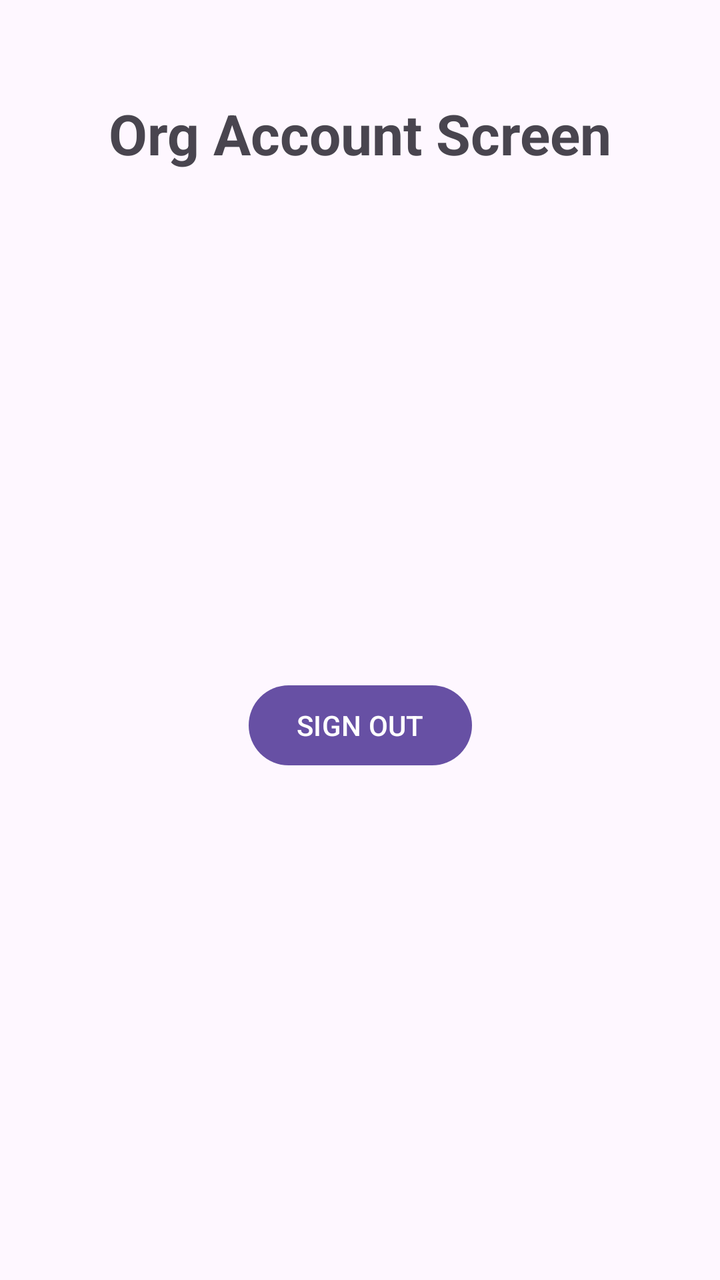
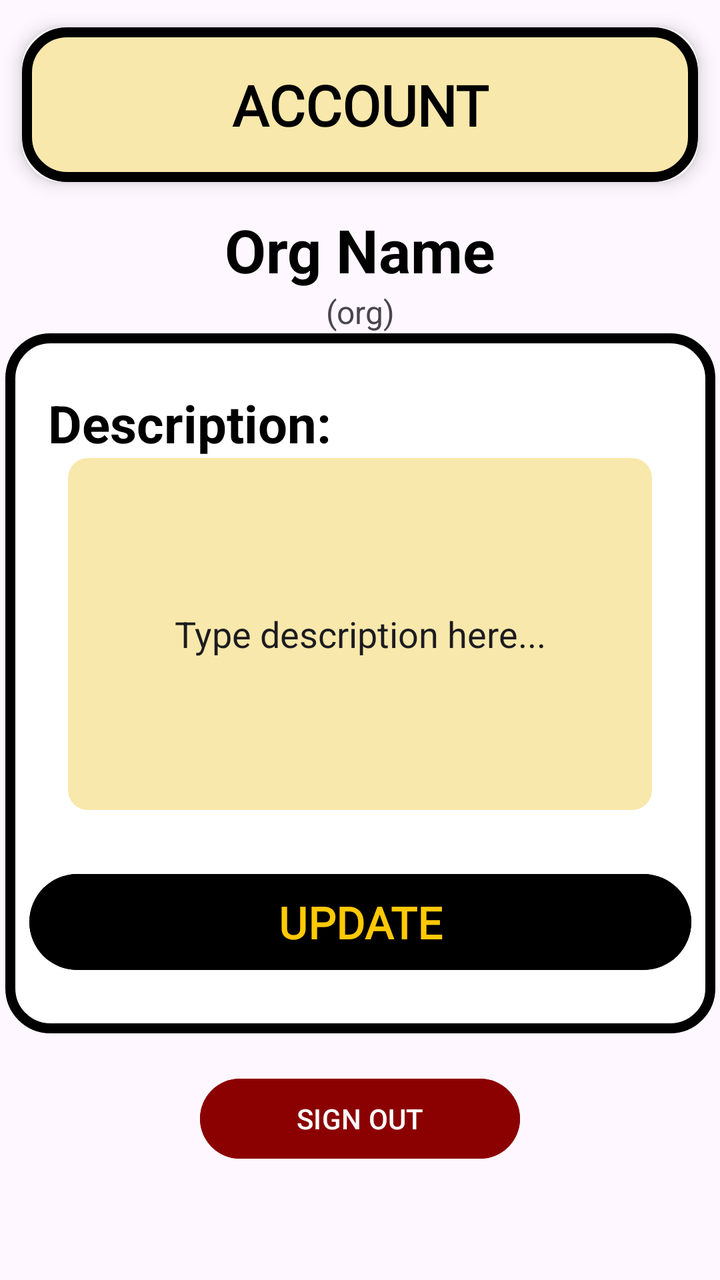

Two renders of the same Android screen: before a commit and after it. Below are the layout's source before the change and the commit's diff.
<!-- AndroidManifest.xml: application theme Theme.BulletinBoard -->
<!-- res/layout/fragment_org_account_screen.xml -->
<?xml version="1.0" encoding="utf-8"?>
<androidx.constraintlayout.widget.ConstraintLayout xmlns:android="http://schemas.android.com/apk/res/android"
    xmlns:app="http://schemas.android.com/apk/res-auto"
    xmlns:tools="http://schemas.android.com/tools"
    android:id="@+id/cl_orgAccountScreen"
    android:layout_width="match_parent"
    android:layout_height="match_parent"
    tools:context=".OrgAccountScreen">

    <TextView
        android:id="@+id/tv_title"
        android:layout_width="wrap_content"
        android:layout_height="wrap_content"
        android:layout_marginTop="48dp"
        android:text="@string/org_account_screen"
        android:textSize="28sp"
        android:textStyle="bold"
        app:layout_constraintEnd_toEndOf="parent"
        app:layout_constraintStart_toStartOf="parent"
        app:layout_constraintTop_toTopOf="parent" />

    <Button
        android:id="@+id/btn_signOut"
        android:layout_width="wrap_content"
        android:layout_height="wrap_content"
        android:text="@string/sign_out"
        app:layout_constraintBottom_toBottomOf="parent"
        app:layout_constraintEnd_toEndOf="parent"
        app:layout_constraintStart_toStartOf="parent"
        app:layout_constraintTop_toBottomOf="@+id/tv_title" />

</androidx.constraintlayout.widget.ConstraintLayout>
<!-- resources referenced by this layout -->
<resources>
  <string name="org_account_screen">Org Account Screen</string>
  <string name="sign_out">SIGN OUT</string>
  <style name="Theme.BulletinBoard" parent="Base.Theme.BulletinBoard" />
  <style name="Base.Theme.BulletinBoard" parent="Theme.Material3.DayNight.NoActionBar">
          
          
      </style>
</resources>

<!-- the commit's change to res/layout/fragment_org_account_screen.xml (unified diff, before → after) -->
@@ -7,26 +7,123 @@
     android:layout_height="match_parent"
     tools:context=".OrgAccountScreen">
 
-    <TextView
-        android:id="@+id/tv_title"
+    <androidx.cardview.widget.CardView
+        android:id="@+id/card_title"
+        android:layout_width="match_parent"
+        android:layout_height="wrap_content"
+        app:cardCornerRadius="20dp"
+        app:cardElevation="5dp"
+        app:cardUseCompatPadding="true"
+        app:layout_constraintEnd_toEndOf="parent"
+        app:layout_constraintStart_toStartOf="parent"
+        app:layout_constraintTop_toTopOf="parent">
+
+        <LinearLayout
+            android:layout_width="match_parent"
+            android:layout_height="wrap_content"
+            android:background="@drawable/bg_yellow_card"
+            android:gravity="center"
+            android:orientation="vertical"
+            android:paddingHorizontal="12dp"
+            android:paddingVertical="20dp">
+
+            <TextView
+                android:id="@+id/account_screen_title"
+                android:layout_width="wrap_content"
+                android:layout_height="wrap_content"
+                android:fontFamily="@font/intel_one_mono"
+                android:gravity="center"
+                android:lineSpacingExtra="4dp"
+                android:text="@string/account_caps"
+                android:textColor="@color/black"
+                android:textSize="28sp"
+                android:textStyle="bold" />
+        </LinearLayout>
+
+    </androidx.cardview.widget.CardView>
+
+    <LinearLayout
+        android:id="@+id/linearLayout"
         android:layout_width="wrap_content"
         android:layout_height="wrap_content"
-        android:layout_marginTop="48dp"
-        android:text="@string/org_account_screen"
-        android:textSize="28sp"
-        android:textStyle="bold"
+        android:orientation="vertical"
         app:layout_constraintEnd_toEndOf="parent"
         app:layout_constraintStart_toStartOf="parent"
-        app:layout_constraintTop_toTopOf="parent" />
+        app:layout_constraintTop_toBottomOf="@+id/card_title">
+
+        <TextView
+            android:id="@+id/org_name_title"
+            android:layout_width="match_parent"
+            android:layout_height="wrap_content"
+            android:text="@string/org_name"
+            android:textAlignment="center"
+            android:textColor="@color/black"
+            android:textColorLink="@color/black"
+            android:textSize="30sp"
+            android:textStyle="bold" />
+
+        <TextView
+            android:id="@+id/username"
+            android:layout_width="match_parent"
+            android:layout_height="wrap_content"
+            android:text="(org)"
+            android:textAlignment="center"
+            android:textSize="16sp"
+            tools:ignore="HardcodedText" />
+
+        <LinearLayout
+            android:layout_width="355dp"
+            android:layout_height="350dp"
+            android:background="@drawable/bg_white_card"
+            android:gravity="center"
+            android:orientation="vertical"
+            android:paddingHorizontal="12dp"
+            android:paddingVertical="20dp">
+
+            <TextView
+                android:id="@+id/description_title"
+                android:layout_width="312dp"
+                android:layout_height="wrap_content"
+                android:text="@string/description"
+                android:textColor="@color/black"
+                android:textSize="26sp"
+                android:textStyle="bold" />
+
+            <EditText
+                android:id="@+id/editTextText"
+                android:layout_width="292dp"
+                android:layout_height="176dp"
+                android:background="@drawable/bg_list_element_background"
+                android:ems="10"
+                android:inputType="text"
+                android:text="Type description here..."
+                android:textAlignment="center" />
+
+            <Button
+                android:id="@+id/btn_update"
+                android:layout_width="match_parent"
+                android:layout_height="56dp"
+                android:layout_marginTop="28dp"
+                android:backgroundTint="@color/black"
+                android:fontFamily="@font/intel_one_mono"
+                android:text="UPDATE"
+                android:textColor="@color/bright_yellow"
+                android:textSize="22sp"
+                android:textStyle="bold" />
+
+        </LinearLayout>
+    </LinearLayout>
 
     <Button
         android:id="@+id/btn_signOut"
-        android:layout_width="wrap_content"
+        android:layout_width="160dp"
         android:layout_height="wrap_content"
+        android:backgroundTint="@color/dark_red"
         android:text="@string/sign_out"
         app:layout_constraintBottom_toBottomOf="parent"
         app:layout_constraintEnd_toEndOf="parent"
         app:layout_constraintStart_toStartOf="parent"
-        app:layout_constraintTop_toBottomOf="@+id/tv_title" />
+        app:layout_constraintTop_toBottomOf="@+id/linearLayout"
+        app:layout_constraintVertical_bias="0.247" />
 
 </androidx.constraintlayout.widget.ConstraintLayout>
<!-- resource entries referenced after the edit -->
@@ -1,8 +1,42 @@
 <!-- resources referenced by this layout -->
 <resources>
-  <string name="org_account_screen">Org Account Screen</string>
+  <color name="black">#FF000000</color>
+  <color name="bright_yellow">#FFC904</color>
+  <color name="dark_red">#8b0000</color>
+  <!-- drawable bg_list_element_background (drawable) -->
+  <?xml version="1.0" encoding="utf-8"?>
+  <shape xmlns:android="http://schemas.android.com/apk/res/android"
+      android:shape="rectangle">
+      <solid android:color="@color/base_yellow" />
+      <corners android:radius="10dp" />
+  </shape>
+  <!-- drawable bg_white_card (drawable) -->
+  <?xml version="1.0" encoding="utf-8"?>
+  <shape xmlns:android="http://schemas.android.com/apk/res/android"
+      android:shape="rectangle">
+      <solid android:color="@color/white" />
+      <stroke
+          android:width="5dp"
+          android:color="@color/black" />
+      <corners android:radius="20dp" />
+  </shape>
+  <!-- drawable bg_yellow_card (drawable) -->
+  <?xml version="1.0" encoding="utf-8"?>
+  <shape xmlns:android="http://schemas.android.com/apk/res/android"
+      android:shape="rectangle">
+      <solid android:color="@color/base_yellow" />
+      <stroke
+          android:width="5dp"
+          android:color="@color/black" />
+      <corners android:radius="20dp" />
+  </shape>
+  <string name="account_caps">ACCOUNT</string>
+  <string name="description">Description:</string>
+  <string name="org_name">Org Name</string>
   <string name="sign_out">SIGN OUT</string>
   <style name="Theme.BulletinBoard" parent="Base.Theme.BulletinBoard" />
+  <color name="base_yellow">#F8E8AB</color>
+  <color name="white">#FFFFFFFF</color>
   <style name="Base.Theme.BulletinBoard" parent="Theme.Material3.DayNight.NoActionBar">
           
           
